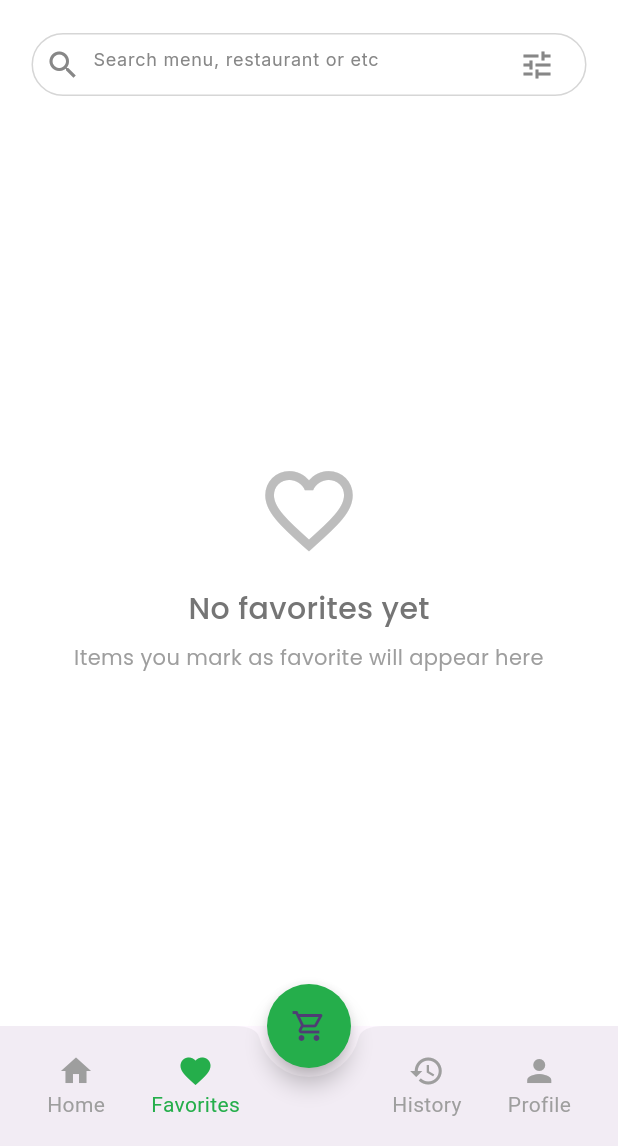
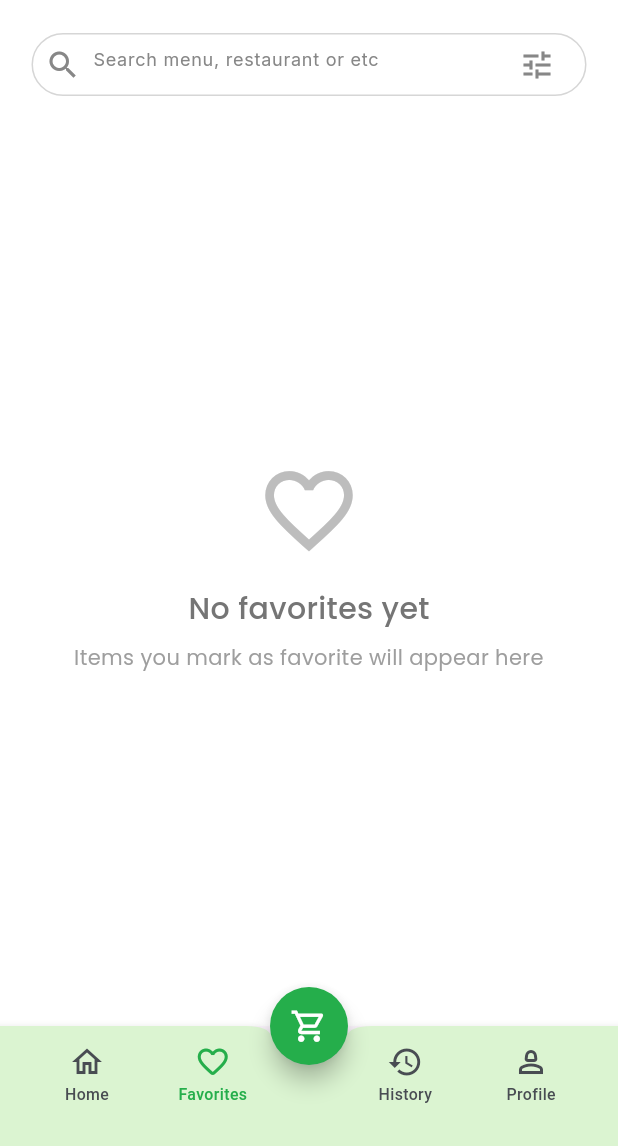
Before and after one commit to Denaalbustanji2002/Project_foodtek, a Flutter app: the screen it shows after launch, item 2 of the bottom bar chosen, on a phone screen of 412 x 824 dp, the part 90-1236 px from its top. Run offline on Flutter 3.47's test engine with Material 3 defaults, Android fonts, the light colour scheme and no system bars; our stand-ins replace bloc, firebase_auth, flutter_bloc, flutter_secure_storage, flutter_slidable, flutter_spinkit and 10 more; missing offline and left inert: language_picker; accounts and stored records are empty; generated files the repository leaves out were written again; network calls fail.

Commit message:
Modify the navigation on the bottom Navigation Bar and add Navigation Cubit

```diff
--- a/lib/view/screens/ordering_screens/home_screen.dart
+++ b/lib/view/screens/ordering_screens/home_screen.dart
@@ -532,12 +532,13 @@ class _HomeScreenState extends State<HomeScreen> {
         Navigator.push(
           context,
           MaterialPageRoute(
-            builder: (context) => FoodDetailScreen(
+            settings: RouteSettings(name: '/foodDetails'),
+            builder: (_) => FoodDetailScreen(
               name: name,
               description: description,
               rating: rating,
               price: price,
-              imagePath: imagePath, // لازم تكوني معرفة هذا الباراميتر بصفحة التفاصيل
+              imagePath: imagePath,
             ),
           ),
         );
--- a/lib/view/screens/ordering_screens/main_screen.dart
+++ b/lib/view/screens/ordering_screens/main_screen.dart
@@ -4,6 +4,7 @@ import 'package:foodtek_project/view/screens/ordering_screens/Cart_history_scree
 import 'package:foodtek_project/view/screens/ordering_screens/favorites_screen.dart';
 import 'package:foodtek_project/view/screens/ordering_screens/home_screen.dart';
 import '../../../cubits/navigation_cubit.dart';
+import '../../../my_navigator_observer.dart';
 import '../../widgets/app_tab.dart';
 import '../../widgets/bottom_nav_bar.dart';
 import '../chat_screen/chat_screen.dart';
@@ -15,14 +16,15 @@ import '../location_screen/location_screen.dart';
 import '../profile_screens/profile_screen.dart';
 import '../profile_screens/profile_screen_details.dart';
 import 'filter_screen.dart';
+import 'food_details_screen.dart';
 import 'history_screen.dart';
 import 'order_details_screen.dart';
-
 
 class MainScreen extends StatelessWidget {
   MainScreen({super.key});
 
   final GlobalKey<NavigatorState> navigatorKey = GlobalKey<NavigatorState>();
+  final ValueNotifier<String> currentRouteNotifier = ValueNotifier<String>('/');
 
   final Map<AppTab, Widget> navbarPages = {
     AppTab.home: HomeScreen(),
@@ -35,35 +37,50 @@ class MainScreen extends StatelessWidget {
   Route<dynamic> _onGenerateRoute(RouteSettings settings) {
     switch (settings.name) {
       case '/':
-        return MaterialPageRoute(builder: (_) => HomeScreen());
+        return MaterialPageRoute(settings: settings, builder: (_) => HomeScreen());
+      case '/foodDetails':
+        final args = settings.arguments as Map<String, dynamic>;
+        return MaterialPageRoute(
+          settings: settings,
+          builder: (_) => FoodDetailScreen(
+            name: args['name'],
+            description: args['description'],
+            rating: args['rating'],
+            price: args['price'],
+            imagePath: args['imagePath'],
+          ),
+        );
+
       case '/favorites':
-        return MaterialPageRoute(builder: (_) => FavoritesScreen());
+        return MaterialPageRoute(settings: settings, builder: (_) => FavoritesScreen());
       case '/cartHistory':
-        return MaterialPageRoute(builder: (_) => CartHistoryScreen());
+        return MaterialPageRoute(settings: settings, builder: (_) => CartHistoryScreen());
       case '/history':
-        return MaterialPageRoute(builder: (_) => HistoryScreen());
+        return MaterialPageRoute(settings: settings, builder: (_) => HistoryScreen());
       case '/profile':
-        return MaterialPageRoute(builder: (_) => ProfileScreen());
+        return MaterialPageRoute(settings: settings, builder: (_) => ProfileScreen());
       case '/location':
-        return MaterialPageRoute(builder: (_) => LocationScreen());
+        return MaterialPageRoute(settings: settings, builder: (_) => LocationScreen());
       case '/chat':
-        return MaterialPageRoute(builder: (_) => ChatScreen());
+        return MaterialPageRoute(settings: settings, builder: (_) => ChatScreen());
       case '/orderDetails':
-        return MaterialPageRoute(builder: (_) => OrderDetailsScreen());
+        return MaterialPageRoute(settings: settings, builder: (_) => OrderDetailsScreen());
       case '/checkout':
-        return MaterialPageRoute(builder: (_) => CheckoutScreen());
+        return MaterialPageRoute(settings: settings, builder: (_) => CheckoutScreen());
       case '/filterScreen':
-        return MaterialPageRoute(builder: (_) => FilterScreen());
+        return MaterialPageRoute(settings: settings, builder: (_) => FilterScreen());
       case '/addCard':
-        return MaterialPageRoute(builder: (_) => AddCardScreen());
+        return MaterialPageRoute(settings: settings, builder: (_) => AddCardScreen());
       case '/deliveryTracking':
-        return MaterialPageRoute(builder: (_) => DeliveryTrackingScreen());
+        return MaterialPageRoute(settings: settings, builder: (_) => DeliveryTrackingScreen());
       case '/orderDone':
-        return MaterialPageRoute(builder: (_) => OrderDoneSuccessfullyScreen());
+        return MaterialPageRoute(settings: settings, builder: (_) => OrderDoneSuccessfullyScreen());
+        case '/foodDetails':
+        return MaterialPageRoute(settings: settings, builder: (_) => ProfileScreen());
       case '/profileDetails':
-        return MaterialPageRoute(builder: (_) => ProfileScreenDetails());
+        return MaterialPageRoute(settings: settings, builder: (_) => ProfileScreenDetails());
       default:
-        return MaterialPageRoute(builder: (_) => HomeScreen());
+        return MaterialPageRoute(settings: settings, builder: (_) => HomeScreen());
     }
   }
 
@@ -78,26 +95,32 @@ class MainScreen extends StatelessWidget {
               key: navigatorKey,
               initialRoute: '/',
               onGenerateRoute: _onGenerateRoute,
+              observers: [MyNavigatorObserver(currentRouteNotifier)],
             ),
             bottomNavigationBar: BottomNavBar(
               currentTab: currentTab,
-              navigatorKey: navigatorKey, // تمرير المفتاح هنا
+              navigatorKey: navigatorKey,
+              currentRouteNotifier: currentRouteNotifier,
             ),
-            floatingActionButton: FloatingActionButton(
+            floatingActionButton: SizedBox(
+              height: 53,
+              width: 52,
+              child: FloatingActionButton(
                 backgroundColor: const Color(0xFF25AE4B),
-              shape: RoundedRectangleBorder(
-                borderRadius: BorderRadius.circular(100),
-              ),
+                shape: const CircleBorder(),
                 onPressed: () {
-                // كمثال، نقوم بتغيير التاب لعرض عربة التسوق
                   context.read<NavigationCubit>().changeTab(AppTab.cartHistory);
                   navigatorKey.currentState!
                       .pushNamedAndRemoveUntil('/cartHistory', (route) => false);
                 },
-              child: const Icon(Icons.shopping_cart_outlined),
+                child: const Icon(
+                  Icons.shopping_cart_outlined,
+                  color: Colors.white,
+                  size: 25,
                 ),
-            floatingActionButtonLocation:
-            FloatingActionButtonLocation.centerDocked,
+              ),
+            ),
+            floatingActionButtonLocation: FloatingActionButtonLocation.centerDocked,
           );
         },
       ),
--- a/lib/view/widgets/bottom_nav_bar.dart
+++ b/lib/view/widgets/bottom_nav_bar.dart
@@ -1,51 +1,98 @@
 import 'package:flutter/material.dart';
 import 'package:flutter_bloc/flutter_bloc.dart';
+import 'package:foodtek_project/helper/responsive.dart';
 import '../../cubits/navigation_cubit.dart';
 import 'app_tab.dart';
 
 class BottomNavBar extends StatelessWidget {
   final AppTab currentTab;
-  final GlobalKey<NavigatorState> navigatorKey; // المفتاح الذي يتم تمريره من MainScreen
+  final GlobalKey<NavigatorState> navigatorKey;
+  final ValueNotifier<String> currentRouteNotifier;
 
   const BottomNavBar({
     super.key,
     required this.currentTab,
     required this.navigatorKey,
+    required this.currentRouteNotifier,
   });
 
   @override
   Widget build(BuildContext context) {
+    return ValueListenableBuilder<String>(
+      valueListenable: currentRouteNotifier,
+      builder: (context, currentRoute, child) {
         return BottomAppBar(
+          color: Color(0xFFDBF4D1),
+          notchMargin: 0,
+          elevation: 5,
+          shadowColor: Color(0xFFDBF4D1),
           shape: const CircularNotchedRectangle(),
-      notchMargin: 6,
           child: Row(
             mainAxisAlignment: MainAxisAlignment.spaceAround,
             children: [
-          _buildIcon(context, Icons.home, "Home", AppTab.home),
-          _buildIcon(context, Icons.favorite, "Favorites", AppTab.favorites),
-          const SizedBox(width: 40),
+              _buildIcon(
+                context,
+                Icons.home_outlined,
+                "Home",
+                AppTab.home,
+                currentRoute,
+              ),
+              _buildIcon(
+                context,
+                Icons.favorite_border_rounded,
+                "Favorites",
+                AppTab.favorites,
+                currentRoute,
+              ),
+              SizedBox(width: responsiveWidth(context, 40)),
               _buildIcon(
                 context,
                 Icons.history,
-            _getHistoryLabel(context),
+                _getHistoryLabel(currentRoute),
                 AppTab.history,
+                currentRoute,
               ),
-          _buildIcon(context, Icons.person, "Profile", AppTab.profile),
+              _buildIcon(
+                context,
+                Icons.person_2_outlined,
+                "Profile",
+                AppTab.profile,
+                currentRoute,
+              ),
             ],
           ),
         );
+      },
+    );
+  }
+
+  String _getHistoryLabel(String currentRoute) {
+    final List<String> trackingPages = [
+      '/foodDetails',
+      '/checkout',
+      '/addCard',
+      '/orderDone',
+      '/deliveryTracking',
+      '/chat',
+      '/orderDetails',
+      '/profileDetails',
+      '/profile',
+    ];
+    return trackingPages.contains(currentRoute) ? "Track" : "History";
   }
 
   Widget _buildIcon(
-      BuildContext context, IconData icon, String label, AppTab tab) {
+    BuildContext context,
+    IconData icon,
+    String label,
+    AppTab tab,
+    String currentRoute,
+  ) {
     final bool isSelected = currentTab == tab;
-
     return InkWell(
       onTap: () {
-        // فقط إذا كان التاب مختلف عن الحالي ننفذ التنقل
         if (currentTab != tab) {
           context.read<NavigationCubit>().changeTab(tab);
-          // تحديد الريوت المناسب لكل تاب:
           String targetRoute;
           switch (tab) {
             case AppTab.home:
@@ -58,7 +105,22 @@ class BottomNavBar extends StatelessWidget {
               targetRoute = '/cartHistory';
               break;
             case AppTab.history:
+              final List<String> trackingPages = [
+                '/foodDetails',
+                '/checkout',
+                '/addCard',
+                '/orderDone',
+                '/deliveryTracking',
+                '/chat',
+                '/orderDetails',
+                '/profileDetails',
+                '/profile',
+              ];
+              if (trackingPages.contains(currentRoute)) {
+                targetRoute = '/deliveryTracking';
+              } else {
                 targetRoute = '/history';
+              }
               break;
             case AppTab.profile:
               targetRoute = '/profile';
@@ -66,39 +128,41 @@ class BottomNavBar extends StatelessWidget {
             default:
               targetRoute = '/';
           }
-          // الانتقال للريوت الجديد وإزالة باقي التراكات
-          navigatorKey.currentState!
-              .pushNamedAndRemoveUntil(targetRoute, (route) => false);
+          navigatorKey.currentState!.pushNamedAndRemoveUntil(
+            targetRoute,
+            (route) => false,
+          );
         } else {
-          // إذا كان التاب هو الحالي يمكنك مثلاً عمل pop حتى الصفحة الجذرية لذلك التاب
           navigatorKey.currentState!.popUntil((route) => route.isFirst);
         }
       },
+      child: SizedBox(
+        width: responsiveWidth(context, 81.2),
+        height: responsiveHeight(context, 100),
+        child: Padding(
+          padding: EdgeInsets.only(bottom: responsiveHeight(context, 19)),
           child: Column(
-        mainAxisSize: MainAxisSize.min,
+            mainAxisAlignment: MainAxisAlignment.start,
             children: [
-          Icon(icon,
-              color: isSelected ? const Color(0xFF25AE4B) : Colors.grey),
-          Text(label,
+              Icon(
+                icon,
+                color: isSelected ? const Color(0xFF25AE4B) : Color(0xFF484C52),
+              ),
+              SizedBox(height: responsiveHeight(context, 6)),
+              Text(
+                label,
                 style: TextStyle(
-                  color: isSelected ? const Color(0xFF25AE4B) : Colors.grey)),
+                  fontSize: responsiveHeight(context, 12),
+                  fontWeight: FontWeight.w500,
+                  height: 12 / 16,
+                  color:
+                      isSelected ? const Color(0xFF25AE4B) : Color(0xFF484C52),
+                ),
+              ),
             ],
+          ),
+        ),
       ),
     );
   }
-
-  String _getHistoryLabel(BuildContext context) {
-    final currentRoute = ModalRoute.of(context)?.settings.name;
-    final List<String> trackingPages = [
-      '/profile',
-      '/profileDetails',
-      '/orderDetails',
-      '/chat',
-      '/deliveryTracking',
-      '/orderDone',
-      '/checkout',
-      '/addCard',
-    ];
-    return trackingPages.contains(currentRoute) ? "Track" : "History";
 }
-}
```
Also changed, not shown: lib/my_navigator_observer.dart (added, +22 -0 lines), lib/view/screens/checkout_screens/add_card_screen.dart (+2 -6 lines), lib/view/screens/checkout_screens/checkout_screen.dart (+2 -6 lines), lib/view/screens/location_screen/delivery_tracking_screen.dart (+3 -8 lines), lib/view/screens/location_screen/location_screen.dart (+1 -6 lines), lib/view/screens/ordering_screens/food_details_screen.dart (+0 -29 lines), lib/view/screens/ordering_screens/order_details_screen.dart (+6 -2 lines), lib/view/screens/profile_screens/profile_screen.dart (+2 -6 lines). Lines whose indentation alone changed are shown as unchanged.
